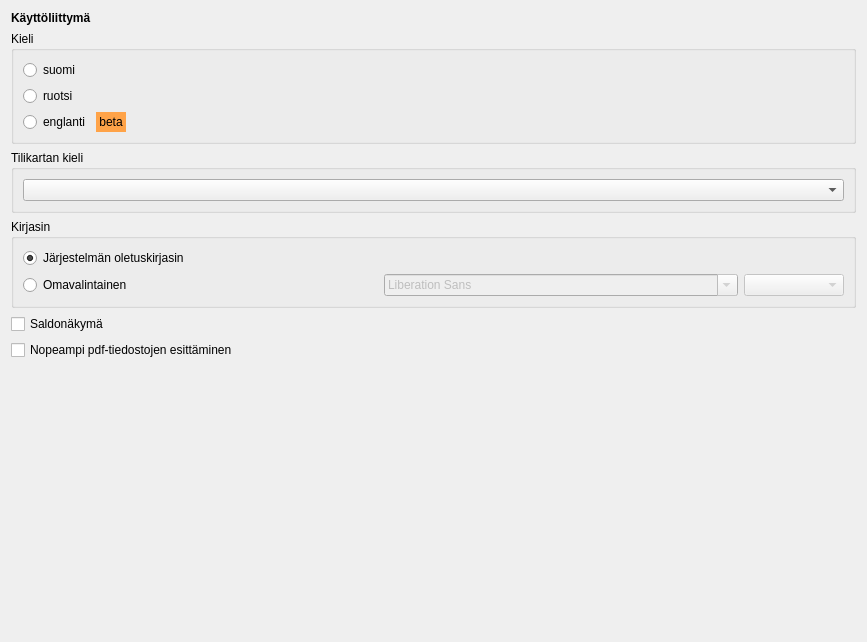
Old version of the form kitsas/maaritys/ulkoasumaaritys.ui in the repository artoh/kitupiikki.
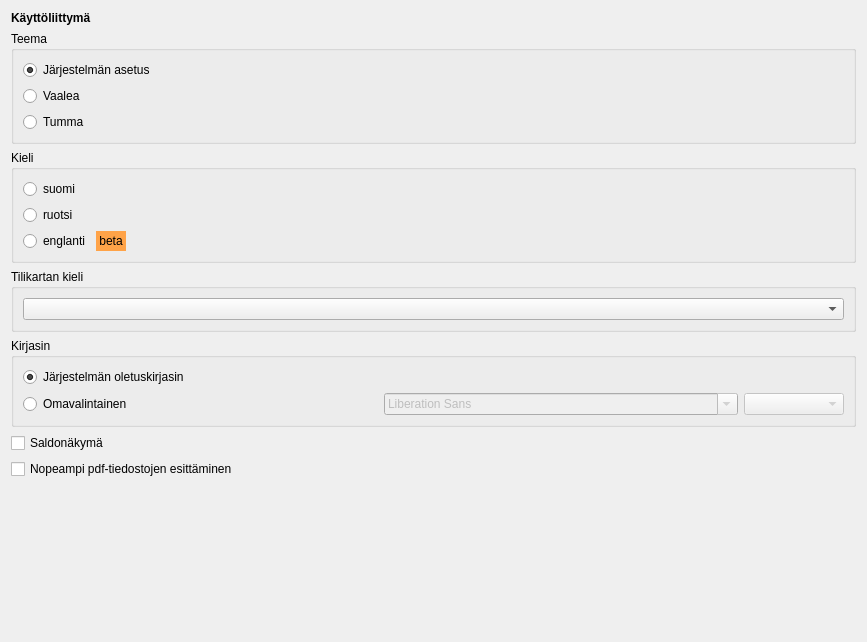
New version of the form. Icons and pictures are not drawn. Custom widgets are drawn as their Qt base class.

What changed in the file:
```diff
--- a/kitsas/maaritys/ulkoasumaaritys.ui
+++ b/kitsas/maaritys/ulkoasumaaritys.ui
@@ -26,6 +26,39 @@
      </property>
     </widget>
    </item>
+  <item>
+   <widget class="QGroupBox" name="teemaGroup">
+    <property name="title">
+     <string>Teema</string>
+    </property>
+    <layout class="QVBoxLayout" name="verticalLayout_5">
+     <item>
+      <widget class="QRadioButton" name="jarjestelmaTeema">
+       <property name="text">
+        <string>Järjestelmän asetus</string>
+       </property>
+       <property name="checked">
+        <bool>true</bool>
+       </property>
+      </widget>
+     </item>
+     <item>
+      <widget class="QRadioButton" name="vaaleaTeema">
+       <property name="text">
+        <string>Vaalea</string>
+       </property>
+      </widget>
+     </item>
+     <item>
+      <widget class="QRadioButton" name="tummaTeema">
+       <property name="text">
+        <string>Tumma</string>
+       </property>
+      </widget>
+     </item>
+    </layout>
+   </widget>
+  </item>
    <item>
     <widget class="QGroupBox" name="groupBox_2">
      <property name="title">
```
